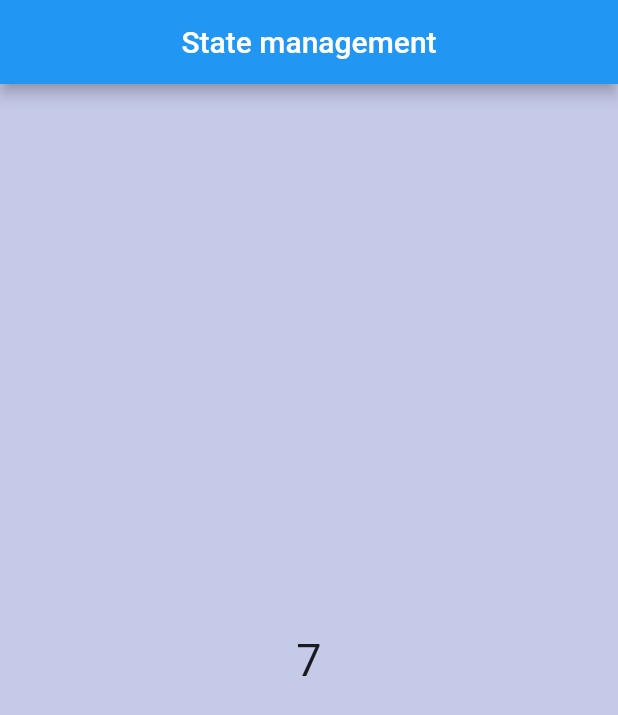
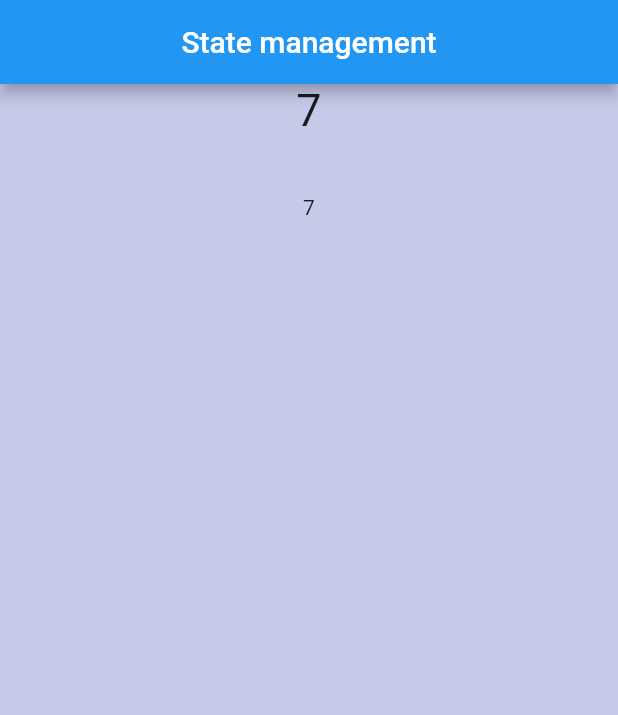
Before and after one commit to AbdurRehman-coder/timer_state_managment, a Flutter app: the screen it shows after launch, on a phone screen of 412 x 824 dp. Shown: the top 715 px of the screen. Run offline on Flutter 3.47's test engine with Material 2 defaults, Android fonts, the phone set to English and light mode, and no system bars.

Commit message:
add read() and watch() method instead of provider.of and Consumer.of
read() is way to read the object of a class and watch() is listen for changes and rebuild specific widget.

```diff
--- a/lib/home.dart
+++ b/lib/home.dart
@@ -3,6 +3,7 @@ import 'dart:developer';
 import 'package:timer_state_managment/counter.dart';
 import 'package:flutter/material.dart';
 import 'package:provider/provider.dart';
+
 class HomeScreen extends StatefulWidget {
   const HomeScreen({Key? key}) : super(key: key);
 
@@ -12,17 +13,20 @@ class HomeScreen extends StatefulWidget {
 
 class _HomeScreenState extends State<HomeScreen> {
   Timer? timer;
+
   //initState call before build(context)
   @override
   void initState() {
     // TODO: implement initState
     super.initState();
-    timer = Timer.periodic(const Duration(seconds: 1),
-            (timer) {
+    timer = Timer.periodic(const Duration(seconds: 1), (timer) {
       // Provider obtain and listen to an object
       // in this case Counter class
-      var provider = Provider.of<Counter>(context, listen: false);
-      provider.increment();
+      //var provider = Provider.of<Counter>(context, listen: false);
+      //provider.increment();
+
+      //Another way for reading the objact of Counter class .
+      context.read<Counter>().increment();
     });
   }
 
@@ -32,21 +36,23 @@ class _HomeScreenState extends State<HomeScreen> {
     return Scaffold(
         backgroundColor: Colors.indigo[100],
         appBar: AppBar(
-
-        title:  Text('State management'),
+          title: Text('State management'),
           centerTitle: true,
         ),
         body: Center(
-          child:  Consumer<Counter>(
-                builder: (context, value,child) {
-                  return Text(value.counter.toString()  ,
-                  style: TextStyle(
-                  fontSize: 30
-
-                  ),);
-                }
-                ))
-
+            child: Column(
+          children: [
+            Consumer<Counter>(builder: (context, value, child) {
+              return Text(
+                value.counter.toString(),
+                style: TextStyle(fontSize: 30),
               );
+            }),
+            SizedBox(
+              height: 39,
+            ),
+            Text(context.watch<Counter>().counter.toString())
+          ],
+        )));
   }
 }
--- a/lib/main.dart
+++ b/lib/main.dart
@@ -4,7 +4,14 @@ import 'package:timer_state_managment/counter.dart';
 import 'package:timer_state_managment/home.dart';
 
 void main() {
-  runApp(const MyApp());
+  runApp(
+   MultiProvider(
+     providers: [
+       ChangeNotifierProvider(create: (context) => Counter())
+     ],
+     child: const MyApp(),
+   )
+  );
 }
 
 class MyApp extends StatelessWidget {
@@ -16,15 +23,20 @@ class MyApp extends StatelessWidget {
     // Add provider at the root of the App
     // it will listen for all changes that will
     // occur inside the app
-   return ChangeNotifierProvider(
-       create: (_) => Counter(),
-     child: Builder(
-       builder: (BuildContext context){
-         return const MaterialApp(
-           home: HomeScreen(),
-         );
-       },
-     ),
-   );
+
+    return MaterialApp(
+      home: HomeScreen(),
+    );
+    /* Another way for providing root level provider */
+   // return ChangeNotifierProvider(
+   //     create: (_) => Counter(),
+   //   child: Builder(
+   //     builder: (BuildContext context){
+   //       return const MaterialApp(
+   //         home: HomeScreen(),
+   //       );
+   //     },
+   //   ),
+   // );
   }
 }
```
Also changed, not shown: lib/counter.dart (+7 -8 lines). Lines whose indentation alone changed are shown as unchanged.
